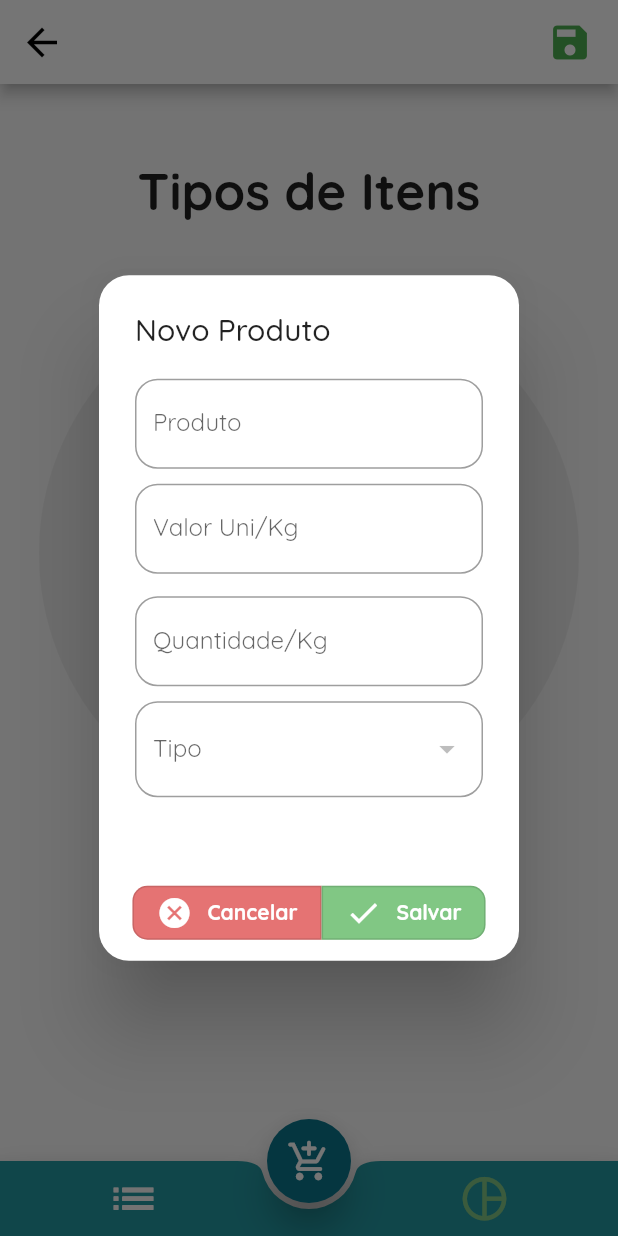
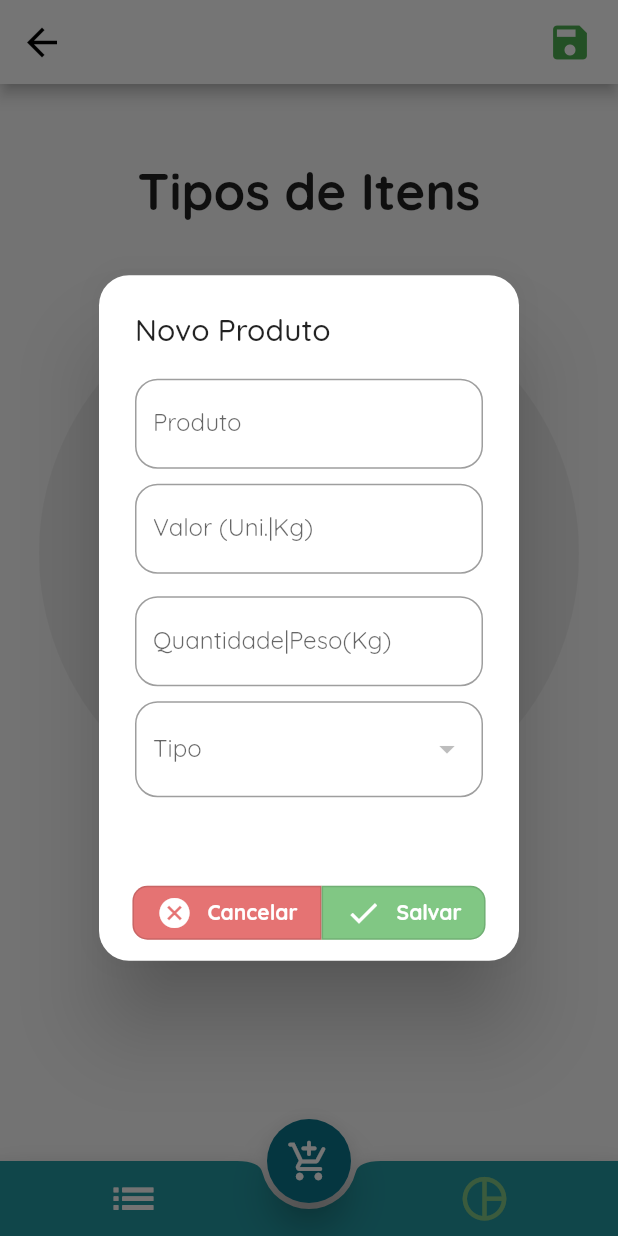
Before and after one commit to LucasMiguel/SDGP, a Flutter app: the PurchaseBody screen opened directly, after a tap on the "pie chart outline" icon, after a tap on the "add shopping cart" icon, on a phone screen of 412 x 824 dp. Run offline on Flutter 3.47's test engine with Material 2 defaults, Android fonts, the light colour scheme and no system bars; our stand-ins replace charts_flutter, currency_text_input_formatter, flutter_speed_dial, sqflite; missing offline and left inert: pattern_formatter; accounts and stored records are empty.

Commit message:
Finalizado ajuste na interface

```diff
--- a/lib/src/controllers/c_purchase.dart
+++ b/lib/src/controllers/c_purchase.dart
@@ -92,7 +92,7 @@ class PurchaseController {
                       border: new OutlineInputBorder(
                           borderSide: new BorderSide(color: Colors.teal),
                           borderRadius: BorderRadius.circular(15)),
-                      labelText: 'Valor Uni/Kg',
+                      labelText: 'Valor (Uni.|Kg)',
                     ),
                     validator: (value) {
                       return value == null || value.isEmpty
@@ -130,8 +130,8 @@ class PurchaseController {
                       border: new OutlineInputBorder(
                           borderSide: new BorderSide(color: Colors.teal),
                           borderRadius: BorderRadius.circular(15)),
-                      hintText: 'Quantidade/Kg',
-                      labelText: 'Quantidade/Kg',
+                      hintText: 'Quantidade|Peso(Kg)',
+                      labelText: 'Quantidade|Peso(Kg)',
                     ),
                     validator: (value) {
                       return value == null || value.isEmpty
--- a/lib/views/purchase_screen.dart
+++ b/lib/views/purchase_screen.dart
@@ -436,7 +436,7 @@ class CardItem extends StatelessWidget {
                   crossAxisAlignment: CrossAxisAlignment.start,
                   children: [
                     Text(
-                      "Valor Uni./Kg",
+                      "Valor Uni.| Kg",
                       style: MainStyle().fontLabelItens,
                     ),
                     Text(
@@ -451,7 +451,7 @@ class CardItem extends StatelessWidget {
                   crossAxisAlignment: CrossAxisAlignment.start,
                   children: [
                     Text(
-                      "Quant./Kg",
+                      "Quant.| Peso(Kg)",
                       style: MainStyle().fontLabelItens,
                     ),
                     Text(
```
Also changed, not shown: 1 other file.
